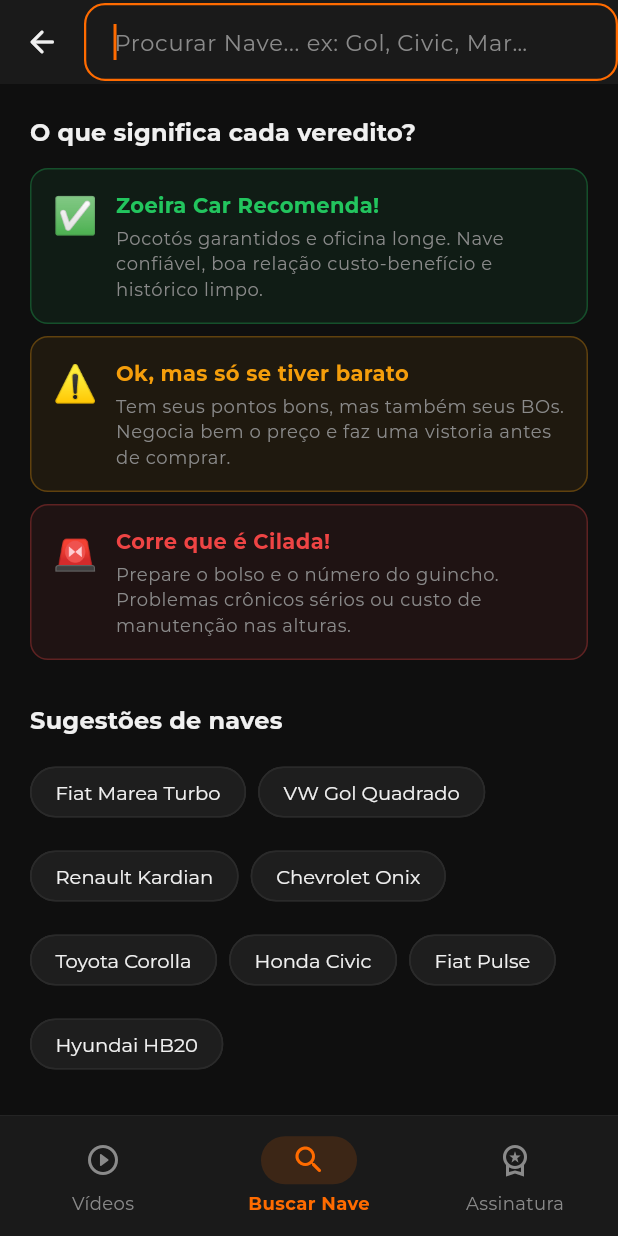
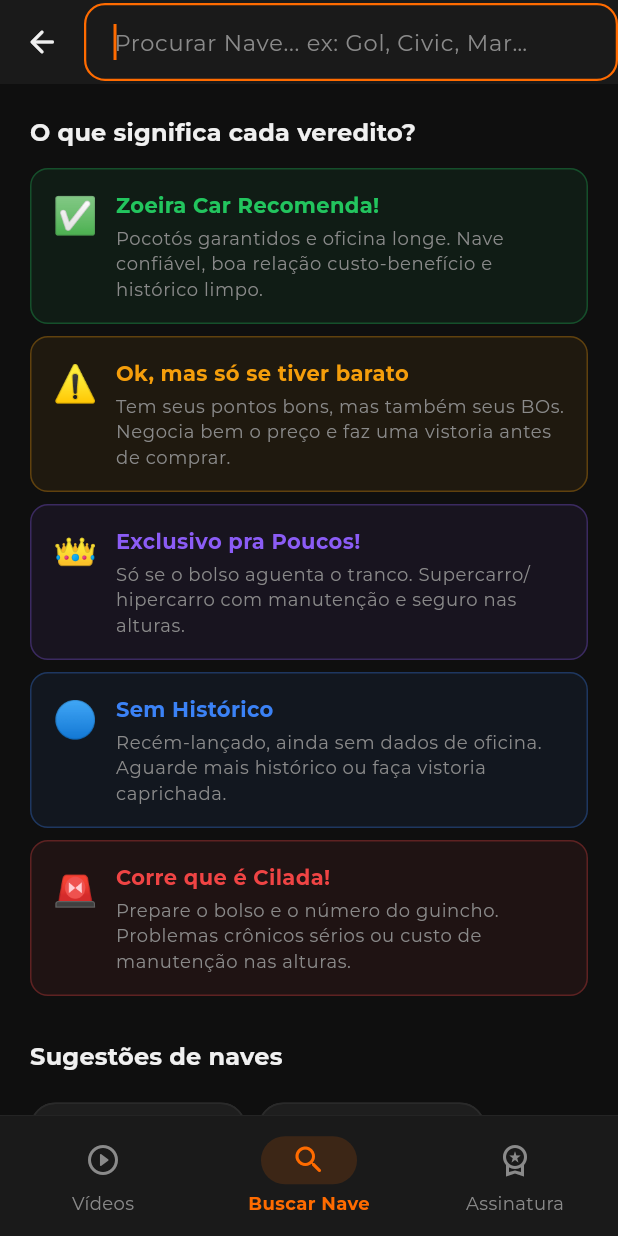
Before and after one commit to kaidan41/zoeira-car, a Flutter app: the SearchScreen screen opened by its route, on a phone screen of 412 x 824 dp. Run offline on Flutter 3.47's test engine with Material 3 defaults, Android fonts, the phone set to English and light mode, and no system bars; our stand-ins replace cached_network_image, cloud_firestore, firebase_auth, firebase_core, go_router, in_app_purchase and 2 more; missing offline and left inert: in_app_purchase_android; accounts and stored records are empty; generated files the repository leaves out were written again; network calls fail; project files that could hold a hidden picture were left out.

Commit message:
feat: veredito azul no_history para recem-lancados (Omoda 5, Kardian) + fix firestoreName

```diff
--- a/lib/theme/app_colors.dart
+++ b/lib/theme/app_colors.dart
@@ -28,6 +28,7 @@
   static const Color verdictYellow = Color(0xFFF59E0B); // Ok se barato
   static const Color verdictRed = Color(0xFFEF4444); // Corre!
   static const Color verdictPurple = Color(0xFF8B5CF6); // Exclusivo
+  static const Color verdictBlue = Color(0xFF3B82F6); // Sem histórico
 
   // ── Shimmer ──
   static const Color shimmerBase = Color(0xFF252525);
--- a/lib/views/home/widgets/featured_vehicles_banner.dart
+++ b/lib/views/home/widgets/featured_vehicles_banner.dart
@@ -157,6 +157,8 @@
         return AppColors.verdictRed;
       case VehicleVerdict.exclusive:
         return AppColors.verdictPurple;
+      case VehicleVerdict.noHistory:
+        return AppColors.verdictBlue;
     }
   }
 }
--- a/lib/views/search/search_screen.dart
+++ b/lib/views/search/search_screen.dart
@@ -72,7 +72,16 @@
           builder: (context, ctrl, _) {
             // Estado idle — dicas e sugestões
             if (ctrl.isIdle) {
-              return const SearchIdleState();
+              return SearchIdleState(
+                onSuggestionTap: (query) {
+                  _textController.text = query;
+                  _textController.selection = TextSelection.fromPosition(
+                    TextPosition(offset: query.length),
+                  );
+                  _controller.onQueryChanged(query);
+                  _focusNode.requestFocus();
+                },
+              );
             }
 
             // Carregando
--- a/lib/views/search/widgets/search_idle_state.dart
+++ b/lib/views/search/widgets/search_idle_state.dart
@@ -3,7 +3,9 @@
 
 /// Exibe sugestões de busca e o veredito explicado quando não há query
 class SearchIdleState extends StatelessWidget {
-  const SearchIdleState({super.key});
+  final void Function(String query)? onSuggestionTap;
+
+  const SearchIdleState({super.key, this.onSuggestionTap});
 
   static const _suggestions = [
     'Fiat Marea Turbo',
@@ -43,6 +45,22 @@
           ),
           const SizedBox(height: 8),
           _VerdictExplanationCard(
+            emoji: '👑',
+            title: 'Exclusivo pra Poucos!',
+            description: 'Só se o bolso aguenta o tranco. '
+                'Supercarro/hipercarro com manutenção e seguro nas alturas.',
+            color: AppColors.verdictPurple,
+          ),
+          const SizedBox(height: 8),
+          _VerdictExplanationCard(
+            emoji: '🔵',
+            title: 'Sem Histórico',
+            description: 'Recém-lançado, ainda sem dados de oficina. '
+                'Aguarde mais histórico ou faça vistoria caprichada.',
+            color: AppColors.verdictBlue,
+          ),
+          const SizedBox(height: 8),
+          _VerdictExplanationCard(
             emoji: '🚨',
             title: 'Corre que é Cilada!',
             description: 'Prepare o bolso e o número do guincho. '
@@ -59,7 +77,10 @@
             spacing: 8,
             runSpacing: 8,
             children: _suggestions
-                .map((s) => _SuggestionChip(label: s))
+                .map((s) => _SuggestionChip(
+                      label: s,
+                      onTap: () => onSuggestionTap?.call(s),
+                    ))
                 .toList(),
           ),
         ],
@@ -141,11 +162,11 @@
 
 class _SuggestionChip extends StatelessWidget {
   final String label;
-  const _SuggestionChip({required this.label});
+  final VoidCallback? onTap;
+  const _SuggestionChip({required this.label, this.onTap});
 
   @override
   Widget build(BuildContext context) {
-    // Pega o controller via context para preencher o campo
     return ActionChip(
       label: Text(
         label,
@@ -158,11 +179,7 @@
       backgroundColor: AppColors.cardBackground,
       side: const BorderSide(color: AppColors.cardBorder),
       padding: const EdgeInsets.symmetric(horizontal: 8, vertical: 4),
-      onPressed: () {
-        // Notifica a tela pai para preencher o campo de texto
-        // via um callback registrado no InheritedWidget ou simples navegação
-        // Aqui usamos um approach simples: apenas exibe o chip como hint
-      },
+      onPressed: onTap,
     );
   }
 }
--- a/lib/views/search/widgets/search_results_list.dart
+++ b/lib/views/search/widgets/search_results_list.dart
@@ -178,6 +178,8 @@
         return AppColors.verdictRed;
       case VehicleVerdict.exclusive:
         return AppColors.verdictPurple;
+      case VehicleVerdict.noHistory:
+        return AppColors.verdictBlue;
     }
   }
 }
--- a/lib/views/vehicle_detail/widgets/free_section.dart
+++ b/lib/views/vehicle_detail/widgets/free_section.dart
@@ -150,6 +150,8 @@
         return AppColors.verdictRed;
       case VehicleVerdict.exclusive:
         return AppColors.verdictPurple;
+      case VehicleVerdict.noHistory:
+        return AppColors.verdictBlue;
     }
   }
 }
--- a/lib/widgets/verdict_badge.dart
+++ b/lib/widgets/verdict_badge.dart
@@ -62,6 +62,8 @@
         return AppColors.verdictRed;
       case VehicleVerdict.exclusive:
         return AppColors.verdictPurple;
+      case VehicleVerdict.noHistory:
+        return AppColors.verdictBlue;
     }
   }
 }
```
Also changed, not shown: lib/models/vehicle_model.dart (+27 -1 lines), 1 other file.
